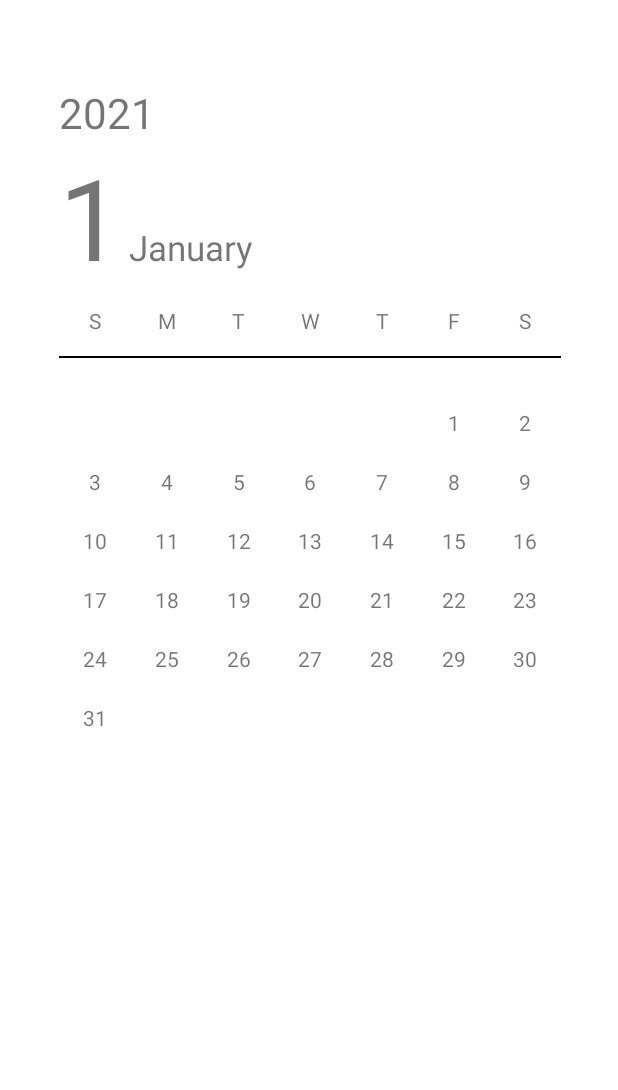
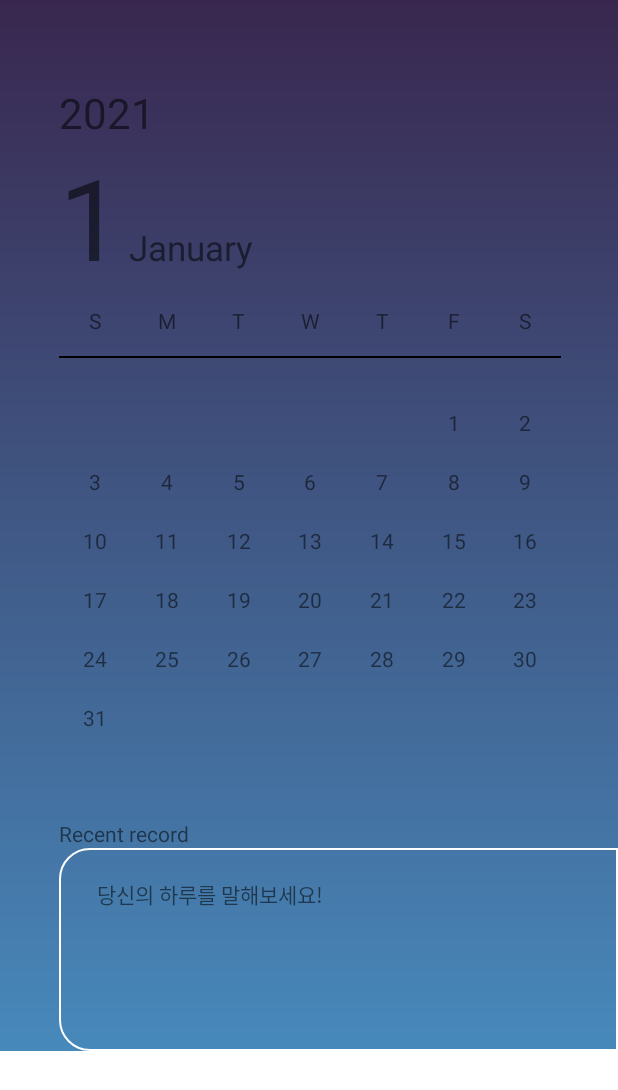
Before and after one commit to SoundDay/SoundDay_Android, an Android app: the MainActivity screen opened directly, with no data from a screen before it, on a phone screen of 412 x 824 dp. Shown: the top 1090 px of the screen. Run offline under Robolectric (Android 15) with nearby library versions, the phone set to English and light mode, and no system bars; our stand-ins replace Room's generated code, data binding.

Commit message:
Recent Record 미구현

```diff
--- a/app/src/main/java/com/example/soundday/Activity/MainActivity.java
+++ b/app/src/main/java/com/example/soundday/Activity/MainActivity.java
@@ -47,6 +47,10 @@
         initRecyclerView(binding.rcvCalendarDay, new ArrayList<String>(Arrays.asList("S", "M", "T", "W", "T", "F", "S")));
         //달력 표시하기
         initRecyclerView(binding.rcvCalendar, makeCalendarDate());
+
+        //뷰 모델 초기화
+        initviewmodel();
+        viewModel.getRecentDiaryList();
     }
 
     //CalendarAdapter.HandleCalendarClick interface 구현
@@ -69,6 +73,7 @@
             startActivity(intent);
         }
     }
+
 
     //Method-------
     private void initRecyclerView(RecyclerView recyclerView, ArrayList<String> list) {
@@ -136,8 +141,8 @@
         DiaryListAdapter adapter = new DiaryListAdapter(this, this);
         rcv_diarylist.setAdapter(adapter);
 
-        //뷰 모델
-        initviewmodel(rcv_diarylist, adapter, tv_noresult);
+        //뷰 모델 [[수정 필요]]
+        funcDiaryListChange(rcv_diarylist, adapter, tv_noresult);
 
         //현재 db에 있는 값들 recyclerview에 뿌려줌
         viewModel.getAllDiaryList(date);
@@ -149,17 +154,53 @@
         BottomSheet.show();
     }
 
-    //뷰모델
-    private void initviewmodel(RecyclerView rcv_diaryList, DiaryListAdapter adapter, TextView tv_noresult) {
+    //뷰 모델 초기화 [[수정 필요]]
+    private void initviewmodel() {
         viewModel = new ViewModelProvider(this, new ViewModelProvider.AndroidViewModelFactory(
                 getApplication())).get(MainActivityViewModel.class);
 
-        //ChatList들이 실시간으로 반영되도록 observe함
+        //DiaryList들이 실시간으로 반영되도록 observe함
         //데이터바인딩을 이용하면, observe패턴을 쓸 필요없이 xml에서 처리가 가능하다
+        viewModel.getRecentDiaryListObserver().observe(this, new Observer<List<Diary>>() {
+            @Override
+            public void onChanged(List<Diary> diaries) {
+                //items List가 비어있는 경우
+                if (diaries == null) {
+                    binding.tvNoResult.setVisibility(View.VISIBLE);
+                    binding.tvRecentDiaryContents1.setVisibility(View.INVISIBLE);
+                    binding.tvRecentDiaryContents2.setVisibility(View.INVISIBLE);
+                    binding.tvRecentDiaryName1.setVisibility(View.INVISIBLE);
+                    binding.tvRecentDiaryName2.setVisibility(View.INVISIBLE);
+                } else {
+                    binding.tvNoResult.setVisibility(View.INVISIBLE);
+                    binding.tvRecentDiaryName1.setVisibility(View.VISIBLE);
+                    binding.tvRecentDiaryName2.setVisibility(View.INVISIBLE);
+                    binding.tvRecentDiaryContents1.setVisibility(View.VISIBLE);
+                    binding.tvRecentDiaryContents2.setVisibility(View.INVISIBLE);
+                    binding.tvRecentDiaryName1.setText(diaries.get(0).diaryName);
+                    binding.tvRecentDiaryContents1.setText(diaries.get(0).contents);
+                    binding.tvRecentDiaryContents1.setMaxLines(3);
+
+                    if(diaries.size() >= 2){
+                        binding.tvRecentDiaryName2.setVisibility(View.VISIBLE);
+                        binding.tvRecentDiaryContents2.setVisibility(View.VISIBLE);
+
+                        binding.tvRecentDiaryName2.setText(diaries.get(1).diaryName);
+                        binding.tvRecentDiaryContents2.setText(diaries.get(1).contents);
+                        binding.tvRecentDiaryContents2.setMaxLines(3);
+                    }
+                }
+            }
+        });
+    }
+
+    //DiaryList Change Method
+    private void funcDiaryListChange(RecyclerView rcv_diaryList,
+                                     DiaryListAdapter adapter, TextView tv_noresult) {
+
         viewModel.getDiaryListObserver().observe(this, new Observer<List<Diary>>() {
             @Override
             public void onChanged(List<Diary> diaries) {
-                //items List가 비어있는 경우
                 if (diaries == null) {
                     tv_noresult.setVisibility(View.VISIBLE);
                     rcv_diaryList.setVisibility(View.INVISIBLE);
--- a/app/src/main/java/com/example/soundday/DB/DiaryDao.java
+++ b/app/src/main/java/com/example/soundday/DB/DiaryDao.java
@@ -36,6 +36,9 @@
     @Query("Select * from Diary where id = :diary_id")
     Diary getDiaryObject(int diary_id);
 
+    @Query("Select * from Diary Where completed=1 ORDER BY diaryName ASC")
+    List<Diary> getRecentDiaryList();
+
     @Insert
     void insertDiary(Diary Diary);
 
--- a/app/src/main/java/com/example/soundday/Model/MainActivityViewModel.java
+++ b/app/src/main/java/com/example/soundday/Model/MainActivityViewModel.java
@@ -35,6 +35,11 @@
         return listOfDiary;
     }
 
+    //[[수정 필요]]
+    public MutableLiveData<List<Diary>> getRecentDiaryListObserver(){
+        return listOfDiary;
+    }
+
     public void getAllDiaryList(String dairy_name){
         List<Diary> DiaryList = db.DiaryDao().getAllDiaryList(dairy_name);
         //db에 있는 Diary들 중 diary_Id인 애들을 DiaryList에 담는다.
@@ -62,4 +67,15 @@
         db.DiaryDao().deleteDiary(Diary);
         getAllDiaryList(Diary.diaryName);
     }
+
+    public void getRecentDiaryList(){
+        List<Diary> DiaryList = db.DiaryDao().getRecentDiaryList();
+        if(DiaryList.size() > 0){
+            //postValue : 값을 set하는데, 백그라운드에서 실행
+            listOfDiary.postValue(DiaryList);
+        }
+        else {//만약 ItemsLists가 null이면
+            listOfDiary.postValue(null);
+        }
+    }
 }
--- /dev/null
+++ b/app/src/main/res/drawable/round_border_white_20.xml
@@ -0,0 +1,11 @@
+<?xml version="1.0" encoding="utf-8"?>
+<selector xmlns:android="http://schemas.android.com/apk/res/android">
+    <item>
+        <shape android:shape="rectangle">
+            <corners android:topLeftRadius="20dp"
+                android:bottomLeftRadius="20dp"
+                />
+            <stroke android:color="@color/white" android:width="1dp"/>
+        </shape>
+    </item>
+</selector>
--- a/app/src/main/res/layout/activity_main.xml
+++ b/app/src/main/res/layout/activity_main.xml
@@ -10,7 +10,9 @@
 
         <androidx.constraintlayout.widget.ConstraintLayout
             android:layout_width="match_parent"
-            android:layout_height="wrap_content">
+            android:layout_height="wrap_content"
+            android:background="@drawable/background_main"
+            >
 
             <!--연도-->
             <TextView
@@ -92,6 +94,72 @@
                 app:layout_constraintTop_toBottomOf="@+id/line" />
             <!--overScrollMode : recyclerView의 ripple effect를 끌 수 있다-->
 
+
+            <!--recentDiary [[수정 필요]-->
+            <TextView
+                android:id="@+id/tv_recentRecord"
+                android:layout_width="wrap_content"
+                android:layout_height="wrap_content"
+                app:layout_constraintStart_toStartOf="@id/tv_monthNumber"
+                app:layout_constraintTop_toBottomOf="@id/rcv_calendar"
+                android:layout_marginTop="48dp"
+                android:text="Recent record"
+                />
+
+            <LinearLayout
+                android:id="@+id/recentDiaryBox"
+                android:layout_width="0dp"
+                android:layout_height="wrap_content"
+                app:layout_constraintStart_toStartOf="@id/tv_recentRecord"
+                app:layout_constraintTop_toBottomOf="@id/tv_recentRecord"
+                app:layout_constraintEnd_toEndOf="parent"
+                android:orientation="vertical"
+                android:background="@drawable/round_border_white_20"
+                android:paddingVertical="20dp"
+                android:paddingHorizontal="25dp">
+
+                <TextView
+                    android:id="@+id/tv_recentDiaryName1"
+                    android:layout_width="wrap_content"
+                    android:layout_height="wrap_content"
+                    android:text=" "/>
+                <TextView
+                    android:id="@+id/tv_recentDiaryContents1"
+                    android:layout_width="wrap_content"
+                    android:layout_height="wrap_content"
+                    android:text="diaryContents"
+                    android:layout_marginTop="4dp"
+                    android:maxLines="3" />
+
+                <TextView
+                    android:id="@+id/tv_recentDiaryName2"
+                    android:layout_width="wrap_content"
+                    android:layout_height="wrap_content"
+                    android:layout_marginTop="10dp"
+                    android:text=" "/>
+                <TextView
+                    android:id="@+id/tv_recentDiaryContents2"
+                    android:layout_width="wrap_content"
+                    android:layout_height="wrap_content"
+                    android:text="diaryContents"
+                    android:layout_marginTop="4dp"
+                    android:maxLines="3" />
+
+            </LinearLayout>
+
+            <TextView
+                android:id="@+id/tv_noResult"
+                android:layout_width="wrap_content"
+                android:layout_height="wrap_content"
+                android:text="당신의 하루를 말해보세요!"
+                app:layout_constraintStart_toStartOf="@id/tv_recentRecord"
+                app:layout_constraintTop_toBottomOf="@id/tv_recentRecord"
+                android:layout_marginTop="20dp"
+                android:layout_marginStart="25dp"
+                android:visibility="invisible"
+                />
+
+
         </androidx.constraintlayout.widget.ConstraintLayout>
     </ScrollView>
 </layout>
```
